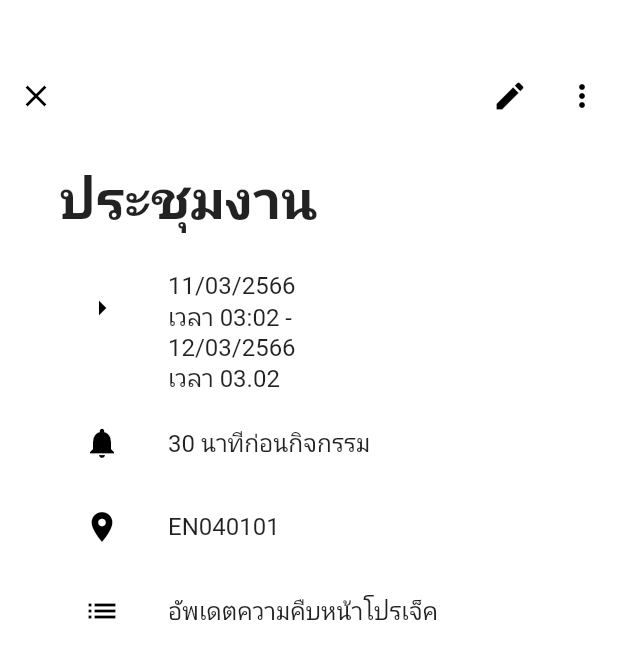
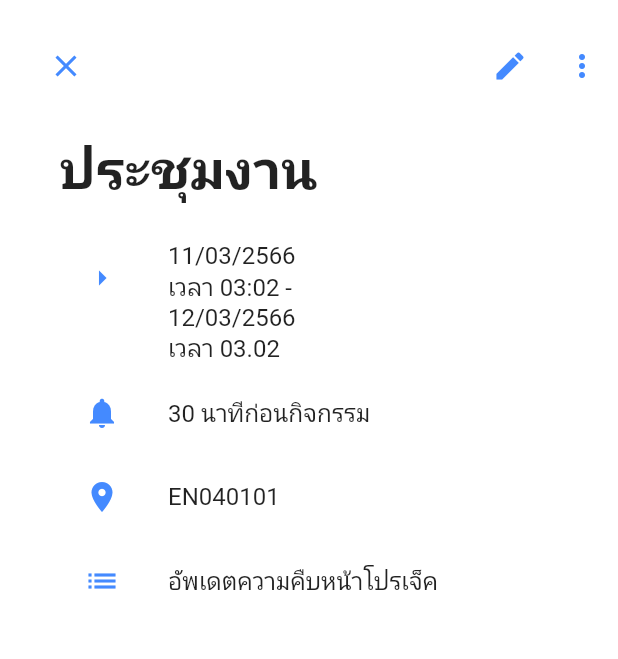
Before and after one commit to Nepumi-Jr/AI-Tor, a Flutter app: the InfoPage screen opened directly, on a phone screen of 412 x 824 dp. Shown: the top 659 px of the screen. Run offline on Flutter 3.47's test engine with Material 2 defaults, Android fonts, the light colour scheme and no system bars; our stand-ins replace flutter_colorpicker, image_cropper, image_picker, shared_preferences, syncfusion_flutter_calendar, syncfusion_flutter_charts and 1 more; accounts and stored records are empty.

Commit message:
Update Calendar Page, Graph's color update, etc.

```diff
--- a/ai_tor_tell_you_an_appointment/lib/main.dart
+++ b/ai_tor_tell_you_an_appointment/lib/main.dart
@@ -3,6 +3,7 @@
 //* You can also remove it if you don't need it.
 
 import 'package:ai_tor_tell_you_an_appointment/screens/calendar/calendar_page.dart';
+import 'package:ai_tor_tell_you_an_appointment/screens/calendar/info_page.dart';
 import 'package:ai_tor_tell_you_an_appointment/theme_style_provider.dart';
 import 'package:flutter/material.dart';
 import 'package:provider/provider.dart';
@@ -26,7 +27,7 @@ class MyApp extends StatelessWidget {
         theme: themeProvider.lightTheme,
         darkTheme: themeProvider.darkTheme,
         debugShowCheckedModeBanner: false,
-        home: const SafeArea(
+        home: SafeArea(
           child: CalendarPage(),
         ),
       );
--- a/ai_tor_tell_you_an_appointment/lib/screens/calendar/info_page.dart
+++ b/ai_tor_tell_you_an_appointment/lib/screens/calendar/info_page.dart
@@ -12,10 +12,10 @@ class InfoPageState extends State<InfoPage> {
     return Scaffold(
       body: SafeArea(
           child: Container(
-              color: Colors.white,
+              color: Theme.of(context).brightness == Brightness.dark ? Colors.black26 : Colors.white,
               child: Column(
                   children: [
-                    const SizedBox(height: 40),
+                    const SizedBox(height: 20),
                     _icon(),
                     const Title(titleText: 'ประชุมงาน'),
                     const ListViews(startDate: '11/03/2566',
@@ -35,17 +35,24 @@ class InfoPageState extends State<InfoPage> {
     return Row(
       children: [
         Expanded(
-            child: Container(
-                alignment: AlignmentDirectional.centerStart,
-                child: IconButton(onPressed: () {
-                    Navigator.of(context).push(MaterialPageRoute(builder: (context) => const CalendarPage()));},
-                    icon: const Icon(Icons.close, color: Colors.black,)))),
+            child: Row(
+              children: [
+                const SizedBox(width: 20,),
+                Container(
+                    alignment: AlignmentDirectional.centerStart,
+                    child: IconButton(onPressed: () {
+                          Navigator.of(context).pop();
+
+                        },
+                        icon: Icon(Icons.close, color: Theme.of(context).colorScheme.primary)))
+              ],
+            )),
         Expanded(
             child: Row(
               mainAxisAlignment: MainAxisAlignment.end,
-              children: const [
-                IconButton(onPressed: null, icon: Icon(Icons.edit, color: Colors.black)),
-                IconButton(onPressed: null, icon: Icon(Icons.more_vert, color: Colors.black))
+              children: [
+                IconButton(onPressed: null, icon: Icon(Icons.edit, color: Theme.of(context).colorScheme.primary)),
+                IconButton(onPressed: null, icon: Icon(Icons.more_vert, color: Theme.of(context).colorScheme.primary))
               ]))],
     );
   }
@@ -62,10 +69,10 @@ class ListViews extends StatelessWidget {
       margin: const EdgeInsets.only(top: 20, left: 40),
       child: Column(
           children: [
-            ListTile(leading: const Icon(Icons.arrow_right, color: Colors.black), title: Text('$startDate \nเวลา $startTime - \n$endDate \nเวลา $endTime', style: const TextStyle(fontSize: 16),)),
-            ListTile(leading: const Icon(Icons.notifications, color: Colors.black,), title: Text('$timeNoti นาทีก่อนกิจกรรม', style: const TextStyle(fontSize: 16)),),
-            ListTile(leading: const Icon(Icons.location_on, color: Colors.black), title: Text(place, style: const TextStyle(fontSize: 16))),
-            ListTile(leading: const Icon(Icons.list, color: Colors.black), title: Text(description, style: const TextStyle(fontSize: 16))),
+            ListTile(leading: Icon(Icons.arrow_right, color: Theme.of(context).colorScheme.primary,), title: Text('$startDate \nเวลา $startTime - \n$endDate \nเวลา $endTime', style: const TextStyle(fontSize: 16),)),
+            ListTile(leading: Icon(Icons.notifications, color: Theme.of(context).colorScheme.primary), title: Text('$timeNoti นาทีก่อนกิจกรรม', style: const TextStyle(fontSize: 16)),),
+            ListTile(leading: Icon(Icons.location_on, color: Theme.of(context).colorScheme.primary), title: Text(place, style: const TextStyle(fontSize: 16))),
+            ListTile(leading: Icon(Icons.list, color: Theme.of(context).colorScheme.primary), title: Text(description, style: const TextStyle(fontSize: 16))),
           ]));
   }
 }
--- a/ai_tor_tell_you_an_appointment/lib/screens/home/home_page.dart
+++ b/ai_tor_tell_you_an_appointment/lib/screens/home/home_page.dart
@@ -41,6 +41,7 @@ class HomePageState extends State<HomePage> {
       bottomNavigationBar: const BottomNavigation(focused: BottomPages.home,),
     );
   }
+
   Widget _dropdown() {
     return DropdownButtonHideUnderline(
         child: Container(
--- a/ai_tor_tell_you_an_appointment/lib/sekai/GraphPage.dart
+++ b/ai_tor_tell_you_an_appointment/lib/sekai/GraphPage.dart
@@ -138,7 +138,7 @@ class _GraphPageState extends State<GraphPage> {
                             dataLabelSettings:
                             const DataLabelSettings(isVisible: true), //แสดงเลขบนกราฟ
                             enableTooltip: true,
-                            //color: StyleData.primaryColor
+                            color: Theme.of(context).colorScheme.primary
                           )
                         ],
                         primaryXAxis: DateTimeCategoryAxis(
@@ -178,7 +178,7 @@ class _GraphPageState extends State<GraphPage> {
                             dataLabelSettings:
                             const DataLabelSettings(isVisible: true), //แสดงเลขบนกราฟ
                             enableTooltip: true,
-                            //color: StyleData.primaryColor
+                            color: Theme.of(context).colorScheme.primary
                           )
                         ],
                         primaryXAxis: DateTimeAxis(), //แสดงชื่อของ bar นั้นๆ
```
Also changed, not shown: ai_tor_tell_you_an_appointment/lib/screens/calendar/calendar_page.dart (+147 -2 lines).
